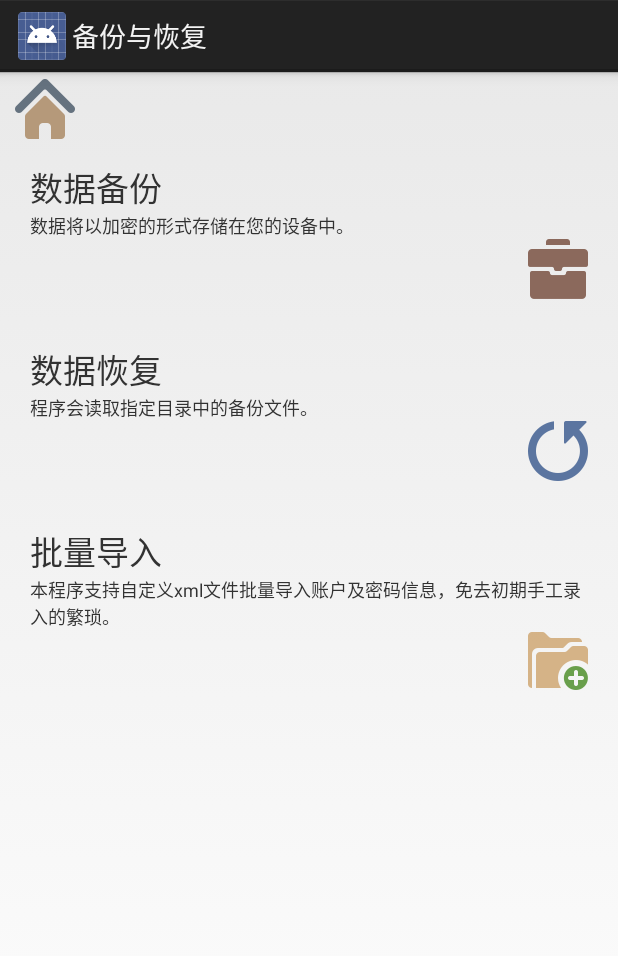
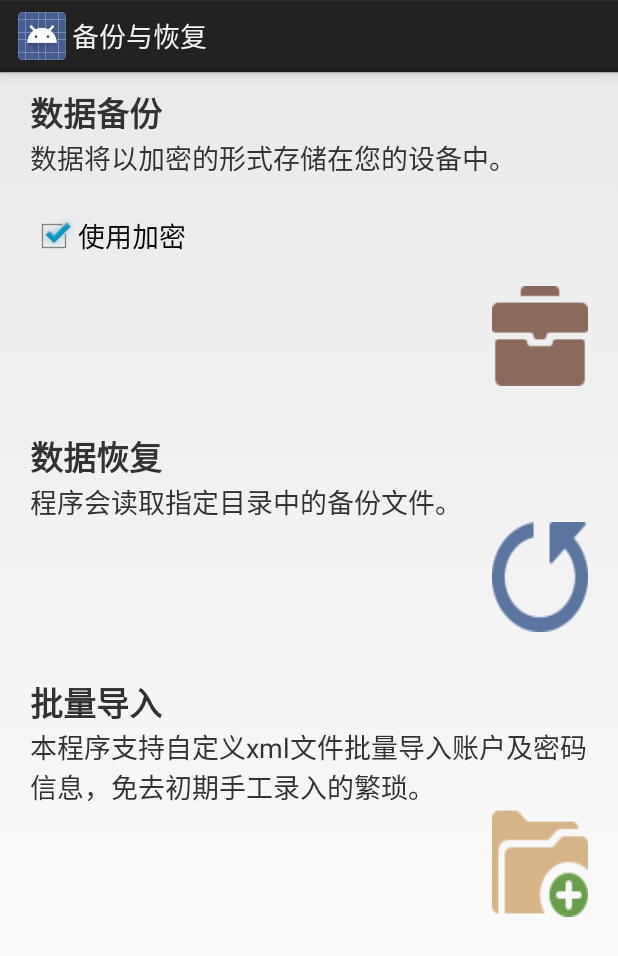
Before and after one commit to benyaiba/Mr.Keep, an Android app: the DataManagementActivity screen opened directly, with no data from a screen before it, on a phone screen of 412 x 824 dp. Shown: the top 956 px of the screen. Run offline under Robolectric (Android 15) with nearby library versions, the phone set to English and light mode, and no system bars.

Commit message:
备份时可选加密/不加密两种导出形式，用于将密码列表保存在本地电脑中

```diff
--- a/app/src/main/AndroidManifest.xml
+++ b/app/src/main/AndroidManifest.xml
@@ -2,11 +2,9 @@
 <manifest xmlns:android="http://schemas.android.com/apk/res/android"
     package="com.yaiba.keep"
     android:versionCode="5"
-    android:versionName="0.1.5.2" >
+    android:versionName="0.1.6.0" >
 	<!--versionName=A.B.C.D versionCode=C-->
-    <uses-sdk
-        android:minSdkVersion="14"
-        android:targetSdkVersion="19" />
+    <uses-sdk />
 		<uses-permission android:name="android.permission.WRITE_EXTERNAL_STORAGE" />
     	<uses-permission android:name="android.permission.MOUNT_UNMOUNT_FILESYSTEMS"/>
     	<uses-permission android:name="android.permission.INTERNET"/>
--- a/app/src/main/res/layout/activity_data_management.xml
+++ b/app/src/main/res/layout/activity_data_management.xml
@@ -4,7 +4,106 @@
                                         android:layout_width="fill_parent"
                                         android:layout_height="fill_parent">
 
-    <FrameLayout
+	<LinearLayout android:orientation="vertical"
+                  android:layout_width="fill_parent"
+                  android:layout_height="fill_parent"
+                  android:layout_marginLeft="20dp"
+                  android:layout_marginRight="20dp"
+                  android:layout_marginTop="10dp"
+		android:weightSum="1">
+
+
+		<TextView
+          android:layout_width="123dp"
+          android:layout_height="wrap_content"
+          android:text="@string/data_bakup"
+          android:textSize="22sp"
+			android:textStyle="normal|bold" />
+
+		<TextView
+		android:layout_width="wrap_content"
+		android:layout_height="wrap_content"
+		android:textSize="18sp"
+		android:text="@string/data_bakup_description" />
+
+
+		<CheckBox
+			android:text="使用加密"
+			android:layout_width="141dp"
+			android:layout_height="wrap_content"
+			android:textSize="18sp"
+			android:id="@+id/encode"
+			android:lineSpacingExtra="8sp"
+			android:duplicateParentState="false"
+			android:checked="true"
+			android:layout_marginLeft="0dp"
+			android:paddingLeft="0dp"
+			android:paddingTop="0dp"
+			android:layout_marginTop="5dp"
+			android:layout_weight="0.11" />
+
+		<Button
+          android:id="@+id/data_bakup"
+          android:layout_gravity="right|center_vertical"
+          android:layout_width="wrap_content"
+	      android:layout_height="wrap_content"
+		  android:layout_marginLeft="10dp"
+	      android:background="@drawable/bakup_01"
+			android:layout_weight="0.06" />
+
+
+		<TextView
+          android:layout_width="120dp"
+          android:layout_height="wrap_content"
+          android:layout_marginTop="30dip"
+          android:text="@string/data_recover"
+          android:textSize="22sp"
+			android:textStyle="normal|bold" />
+
+      <TextView
+          android:layout_width="match_parent"
+          android:layout_height="wrap_content"
+          android:textSize="18sp"
+          android:text="@string/data_recover_description" />
+      <Button
+          android:id="@+id/data_recover"
+          android:layout_gravity="right|center_vertical"
+          android:layout_width="wrap_content"
+	      android:layout_height="wrap_content"
+		  android:layout_marginLeft="10dp"
+	      android:background="@drawable/recory_01"
+		  android:layout_weight="0.08" />
+
+
+
+
+
+      <TextView
+          android:layout_width="125dp"
+          android:layout_height="wrap_content"
+          android:layout_marginTop="30dip"
+          android:text="@string/data_mess_import"
+          android:textSize="22sp"
+		  android:textStyle="normal|bold" />
+
+      <TextView
+          android:layout_width="match_parent"
+          android:layout_height="wrap_content"
+          android:textSize="18sp"
+          android:text="@string/data_mess_import_description" />
+
+      <Button
+          android:id="@+id/data_mess_import"
+          android:layout_gravity="right|center_vertical"
+          android:layout_width="wrap_content"
+	      android:layout_height="wrap_content"
+		  android:layout_marginLeft="10dp"
+	      android:background="@drawable/mess_import_01"
+		  android:layout_weight="0.08" />
+
+	</LinearLayout>
+
+	<FrameLayout
     android:layout_width="fill_parent"
     android:layout_height="50dp" >
 
@@ -19,81 +118,4 @@
 
     </FrameLayout>
 
-	<LinearLayout android:orientation="vertical"
-                  android:layout_width="fill_parent"
-                  android:layout_height="fill_parent"
-                  android:layout_marginLeft="20dp"
-                  android:layout_marginRight="20dp"
-                  android:layout_marginTop="10dp">
-
-
-      <TextView
-          android:layout_width="123dp"
-          android:layout_height="wrap_content"
-          android:text="@string/data_bakup"
-          android:textSize="22sp" />
-
-      <TextView
-          android:layout_width="match_parent"
-          android:layout_height="wrap_content"
-          android:textSize="12sp"
-          android:text="@string/data_bakup_description" />
-
-      <Button
-          android:id="@+id/data_bakup"
-          android:layout_gravity="right|center_vertical"
-          android:layout_width="40dp"
-	      android:layout_height="40dp"
-		  android:layout_marginLeft="10dp"
-	      android:background="@drawable/bakup_01" />
-
-
-
-      <TextView
-          android:layout_width="120dp"
-          android:layout_height="wrap_content"
-          android:layout_marginTop="30dip"
-          android:text="@string/data_recover"
-          android:textSize="22sp" />
-
-      <TextView
-          android:layout_width="match_parent"
-          android:layout_height="wrap_content"
-          android:textSize="12sp"
-          android:text="@string/data_recover_description" />
-      <Button
-          android:id="@+id/data_recover"
-          android:layout_gravity="right|center_vertical"
-          android:layout_width="40dp"
-	      android:layout_height="40dp"
-		  android:layout_marginLeft="10dp"
-	      android:background="@drawable/recory_01" />
-
-
-
-
-
-      <TextView
-          android:layout_width="125dp"
-          android:layout_height="wrap_content"
-          android:layout_marginTop="30dip"
-          android:text="@string/data_mess_import"
-          android:textSize="22sp" />
-
-      <TextView
-          android:layout_width="match_parent"
-          android:layout_height="wrap_content"
-          android:textSize="12sp"
-          android:text="@string/data_mess_import_description" />
-
-      <Button
-          android:id="@+id/data_mess_import"
-          android:layout_gravity="right|center_vertical"
-          android:layout_width="40dp"
-	      android:layout_height="40dp"
-		  android:layout_marginLeft="10dp"
-	      android:background="@drawable/mess_import_01" />
-
-	</LinearLayout>
-
 </LinearLayout>
--- a/app/src/main/res/values/strings.xml
+++ b/app/src/main/res/values/strings.xml
@@ -18,7 +18,8 @@
     <string name="reg">注册</string>
 
     <string name="what_updated">
-        0.1.5.2\n1.开发环境升级到AS2.2.3，工程目录变更\n2.增加新的数字签名
+        0.1.6.0\n备份时可选加密/不加密两种导出形式，用于将密码列表保存在本地电脑中。
+        \n\n0.1.5.2\n1.开发环境升级到AS2.2.3，工程目录变更\n2.增加新的数字签名
         \n\n0.1.5.0\n增加新版本检查功能
         \n\n0.1.4.6\n代码移至GIT管理
         \n\n0.1.4.5\n代码结构优化
```
Also changed, not shown: app/src/main/java/com/yaiba/keep/DataManagementActivity.java (+56 -12 lines).
